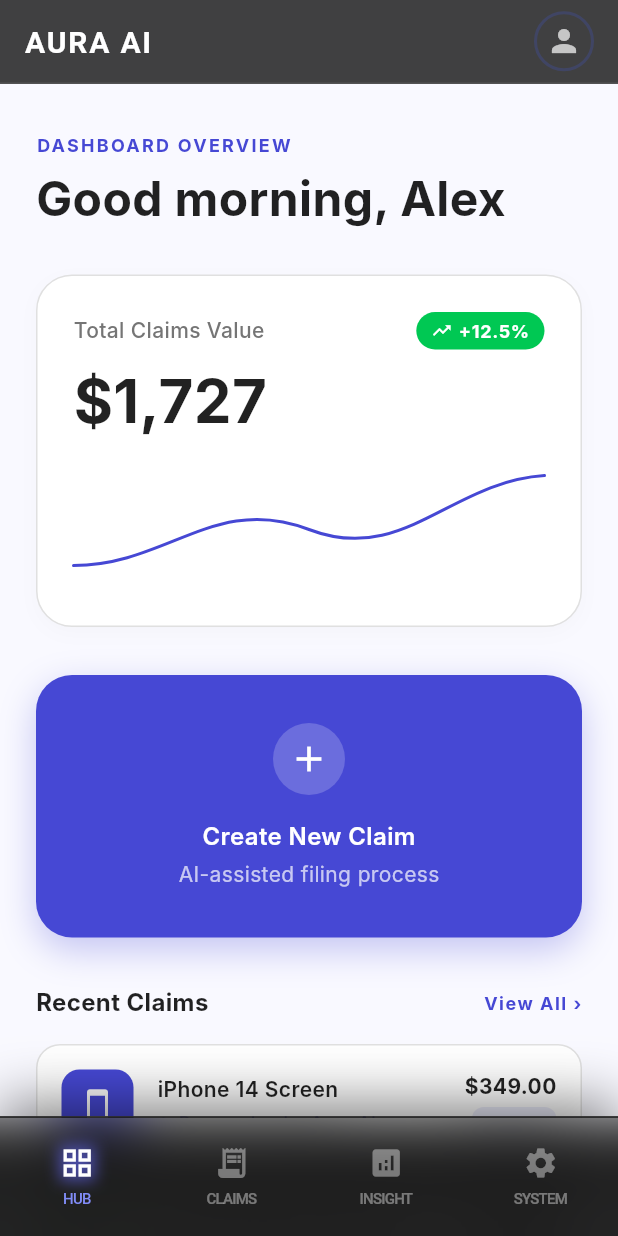
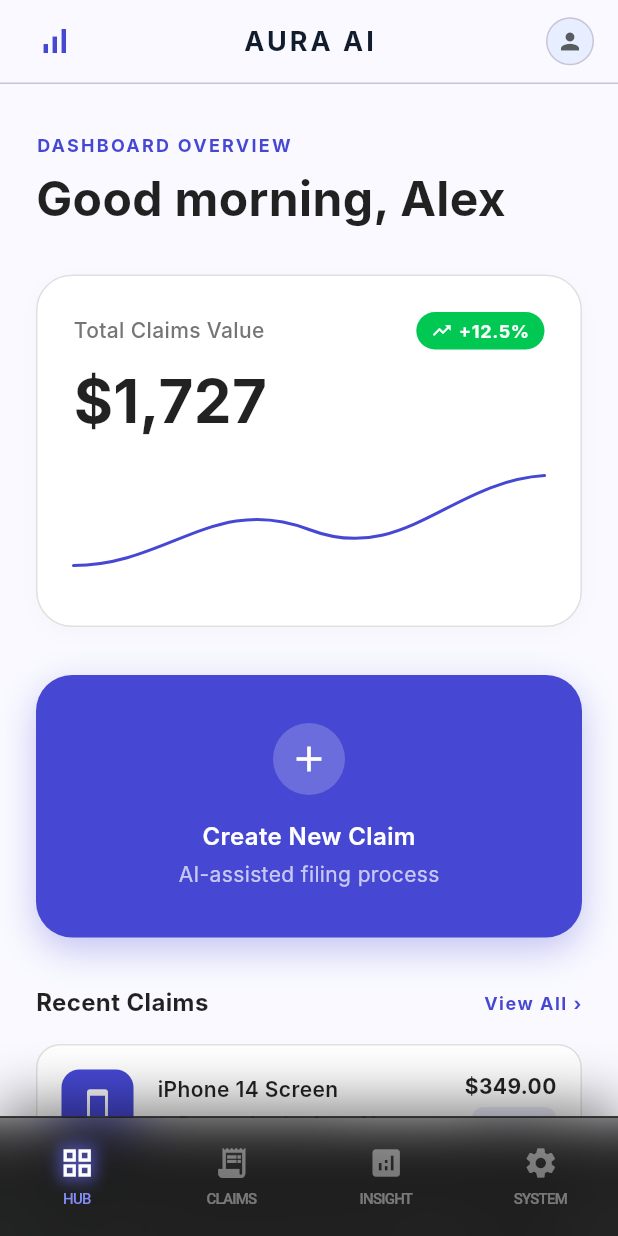
Before and after one commit to arguspermono/mobile-aura-agent, a Flutter app: the screen it shows after launch, on a phone screen of 412 x 824 dp. Run offline on Flutter 3.47's test engine with Material 3 defaults, Android fonts, the light colour scheme and no system bars; Roboto replaces fonts that are missing (Inter, Space Grotesk).

Commit message:
feat: add bottom nav to claim flow screens, fix top bar style, clean warnings

```diff
--- a/lib/main.dart
+++ b/lib/main.dart
@@ -1,7 +1,5 @@
 import 'package:flutter/material.dart';
-import 'screens/evidence_collection_screen.dart';
 import 'screens/hub_screen.dart';
-import 'screens/notifications_screen.dart';
 
 void main() {
   runApp(const AuraAgentApp());
--- a/lib/screens/ai_analysis_screen.dart
+++ b/lib/screens/ai_analysis_screen.dart
@@ -1,6 +1,7 @@
 import 'package:flutter/material.dart';
 import 'dart:math' as math;
 import 'final_decision_screen.dart';
+import '../widgets/bottom_nav_bar.dart';
 
 class AiAnalysisScreen extends StatefulWidget {
   const AiAnalysisScreen({super.key});
@@ -61,10 +62,12 @@ class _AiAnalysisScreenState extends State<AiAnalysisScreen> with TickerProvider
   Widget build(BuildContext context) {
     return Scaffold(
       backgroundColor: backgroundColor,
+      extendBody: true,
       appBar: _buildAppBar(),
+      bottomNavigationBar: const AuraBottomNavBar(currentIndex: 1),
       body: SafeArea(
         child: SingleChildScrollView(
-          padding: const EdgeInsets.all(24.0),
+          padding: const EdgeInsets.only(left: 24.0, right: 24.0, top: 24.0, bottom: 120.0),
           child: Center(
             child: ConstrainedBox(
               constraints: const BoxConstraints(maxWidth: 600),
--- a/lib/screens/final_decision_screen.dart
+++ b/lib/screens/final_decision_screen.dart
@@ -1,6 +1,7 @@
 import 'dart:ui';
 import 'dart:math' as math;
 import 'package:flutter/material.dart';
+import '../widgets/bottom_nav_bar.dart';
 
 class FinalDecisionScreen extends StatefulWidget {
   const FinalDecisionScreen({super.key});
@@ -43,11 +44,13 @@ class _FinalDecisionScreenState extends State<FinalDecisionScreen> with TickerPr
   Widget build(BuildContext context) {
     return Scaffold(
       backgroundColor: backgroundColor,
+      extendBody: true,
       extendBodyBehindAppBar: true,
       appBar: _buildAppBar(),
+      bottomNavigationBar: const AuraBottomNavBar(currentIndex: 1),
       body: SafeArea(
         child: SingleChildScrollView(
-          padding: const EdgeInsets.all(24.0),
+          padding: const EdgeInsets.only(left: 24.0, right: 24.0, top: 24.0, bottom: 120.0),
           child: Center(
             child: ConstrainedBox(
               constraints: const BoxConstraints(maxWidth: 800),
--- a/lib/screens/hub_screen.dart
+++ b/lib/screens/hub_screen.dart
@@ -31,44 +31,43 @@ class _HubScreenState extends State<HubScreen> {
           child: BackdropFilter(
             filter: ImageFilter.blur(sigmaX: 10, sigmaY: 10),
             child: AppBar(
-              backgroundColor: darkHeader.withValues(alpha: 0.8),
+              backgroundColor: const Color(0xFFF9F9FF).withValues(alpha: 0.8),
               elevation: 0,
+              shadowColor: Colors.black12,
               bottom: PreferredSize(
                 preferredSize: const Size.fromHeight(1.0),
                 child: Container(
-                  color: Colors.white.withValues(alpha: 0.1),
+                  color: const Color(0xFFC7C4D7),
                   height: 1.0,
                 ),
               ),
-              title: Row(
-                children: [
-                  const Text(
+              leading: Padding(
+                padding: const EdgeInsets.only(left: 16.0),
+                child: Icon(Icons.signal_cellular_alt, color: primaryColor, size: 24),
+              ),
+              title: const Text(
                 'AURA AI',
                 style: TextStyle(
-                      fontFamily: 'Space Grotesk',
+                  fontFamily: 'Inter',
                   fontWeight: FontWeight.bold,
-                      fontSize: 20,
-                      color: Colors.white,
-                      letterSpacing: 1.2,
+                  fontSize: 18,
+                  color: Color(0xFF111C2D),
+                  letterSpacing: 2.0,
                 ),
               ),
-                ],
-              ),
+              centerTitle: true,
               actions: [
                 Padding(
                   padding: const EdgeInsets.only(right: 16.0),
-                  child: Center(
                   child: Container(
-                      width: 40,
-                      height: 40,
+                    width: 32,
+                    height: 32,
                     decoration: BoxDecoration(
                       shape: BoxShape.circle,
-                        border: Border.all(color: Colors.indigo.shade500.withValues(alpha: 0.3), width: 2),
+                      color: const Color(0xFFE7EEFF),
+                      border: Border.all(color: const Color(0xFFC7C4D7), width: 1),
                     ),
-                      child: ClipOval(
-                        child: Icon(Icons.person, color: Colors.white70),
-                      ),
-                    ),
+                    child: const Icon(Icons.person, color: Color(0xFF595c5e), size: 18),
                   ),
                 ),
               ],
--- a/lib/widgets/bottom_nav_bar.dart
+++ b/lib/widgets/bottom_nav_bar.dart
@@ -17,7 +17,7 @@ class AuraBottomNavBar extends StatelessWidget {
       Navigator.pushReplacement(
         context,
         PageRouteBuilder(
-          pageBuilder: (_, __, ___) => const HubScreen(),
+          pageBuilder: (_, __, _) => const HubScreen(),
           transitionDuration: Duration.zero,
         ),
       );
@@ -25,7 +25,7 @@ class AuraBottomNavBar extends StatelessWidget {
       Navigator.pushReplacement(
         context,
         PageRouteBuilder(
-          pageBuilder: (_, __, ___) => const EvidenceCollectionScreen(),
+          pageBuilder: (_, __, _) => const EvidenceCollectionScreen(),
           transitionDuration: Duration.zero,
         ),
       );
@@ -33,7 +33,7 @@ class AuraBottomNavBar extends StatelessWidget {
       Navigator.pushReplacement(
         context,
         PageRouteBuilder(
-          pageBuilder: (_, __, ___) => const NotificationsScreen(),
+          pageBuilder: (_, __, _) => const NotificationsScreen(),
           transitionDuration: Duration.zero,
         ),
       );
```
Also changed, not shown: lib/screens/evidence_collection_screen.dart (+5 -2 lines), lib/screens/notifications_screen.dart (+30 -35 lines). Lines whose indentation alone changed are shown as unchanged.
